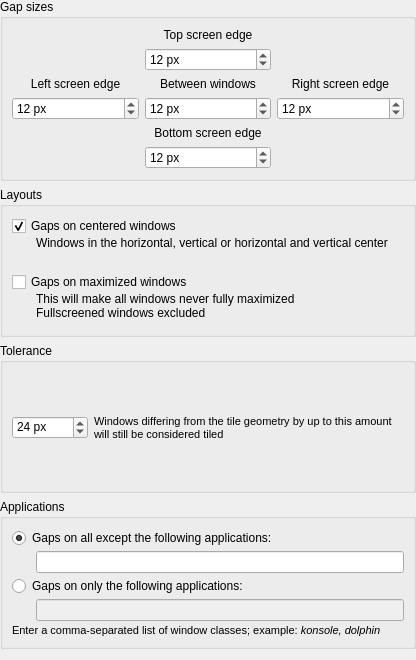
First picture: the form in contents/ui/config.ui, repository nclarius/tile-gaps, before the edit.
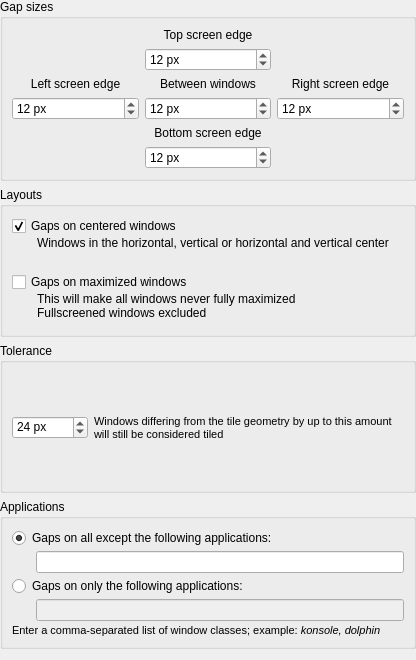
Second picture: the form after the edit.

Commit message: improve config layout

```diff
--- a/contents/ui/config.ui
+++ b/contents/ui/config.ui
@@ -213,7 +213,7 @@
              </property>
              <property name="sizeHint" stdset="0">
               <size>
-               <width>24</width>
+               <width>25</width>
                <height>20</height>
               </size>
              </property>
@@ -293,7 +293,7 @@
              </property>
              <property name="sizeHint" stdset="0">
               <size>
-               <width>24</width>
+               <width>25</width>
                <height>20</height>
               </size>
              </property>
```
The commit also changes 1 other file.
